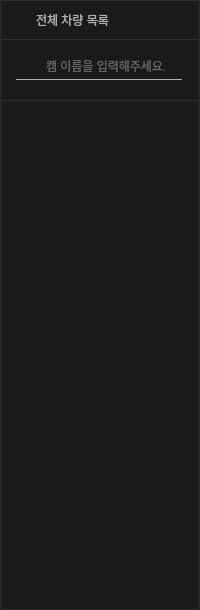
Qt form dms_central/leftframe.ui (veda-team4/dms) before a commit.
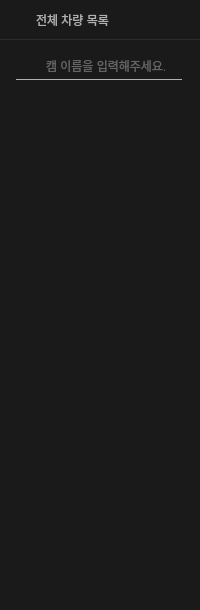
The same form after that commit. Icons and pictures are not drawn.

```diff
--- a/dms_central/leftframe.ui
+++ b/dms_central/leftframe.ui
@@ -15,8 +15,8 @@
   </property>
   <property name="styleSheet">
    <string notr="true">background-color: rgba(26, 26, 26, 1);
-border: 1px solid;
-border-color: rgba(44, 44, 44, 1);</string>
+border: transparent;
+</string>
   </property>
   <widget class="QWidget" name="widget" native="true">
    <property name="geometry">
@@ -28,7 +28,7 @@
     </rect>
    </property>
    <property name="styleSheet">
-    <string notr="true">border: 1px solid;
+    <string notr="true">border-bottom: 1px solid;
 border-color: rgba(44, 44, 44, 1);
 </string>
    </property>
```
